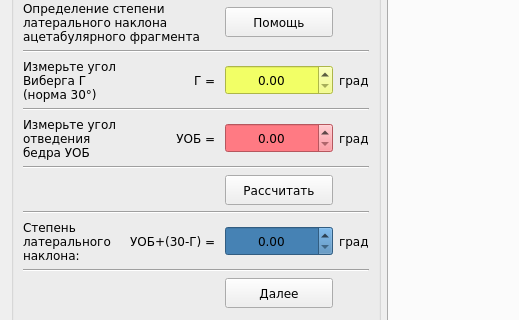
The window that Medic/forms/ui/form7.ui (W3STi/Medical-calculate-programm) describes before a commit, drawn with Qt 5; both pictures show x 0 to 519 and y 119 to 439 of the 1045 by 558 pixel window.
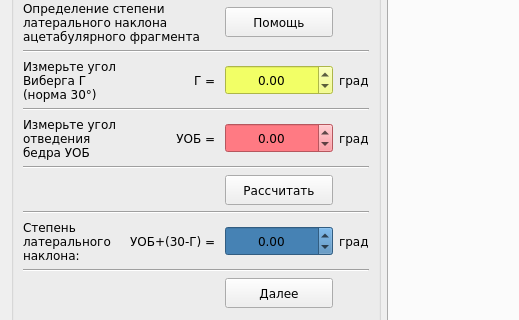
The same window after the commit.

```diff
--- a/Medic/forms/ui/form7.ui
+++ b/Medic/forms/ui/form7.ui
@@ -7,7 +7,7 @@
     <x>0</x>
     <y>0</y>
     <width>1045</width>
-    <height>548</height>
+    <height>554</height>
    </rect>
   </property>
   <property name="windowTitle">
@@ -87,6 +87,12 @@
         <property name="alignment">
          <set>Qt::AlignCenter</set>
         </property>
+        <property name="minimum">
+         <double>-10000.000000000000000</double>
+        </property>
+        <property name="maximum">
+         <double>10000.989999999999782</double>
+        </property>
         <property name="singleStep">
          <double>0.100000000000000</double>
         </property>
@@ -166,6 +172,12 @@
         <property name="alignment">
          <set>Qt::AlignCenter</set>
         </property>
+        <property name="minimum">
+         <double>-10000.000000000000000</double>
+        </property>
+        <property name="maximum">
+         <double>10000.989999999999782</double>
+        </property>
         <property name="singleStep">
          <double>0.100000000000000</double>
         </property>
@@ -283,6 +295,12 @@
         <property name="alignment">
          <set>Qt::AlignCenter</set>
         </property>
+        <property name="minimum">
+         <double>-10000.000000000000000</double>
+        </property>
+        <property name="maximum">
+         <double>10000.989999999999782</double>
+        </property>
         <property name="singleStep">
          <double>0.100000000000000</double>
         </property>
```
